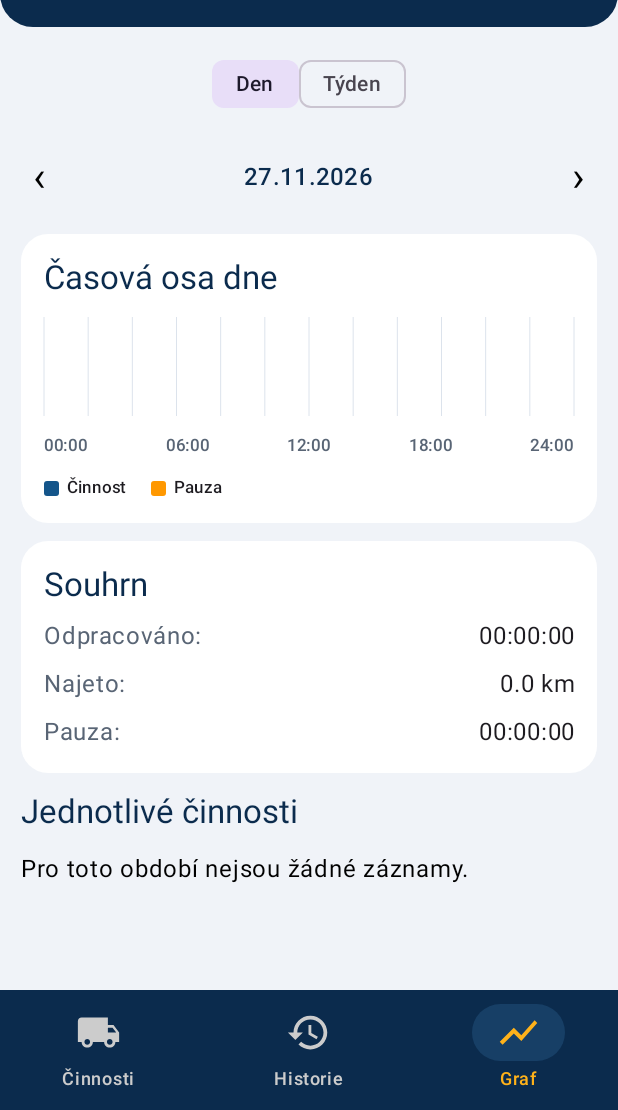
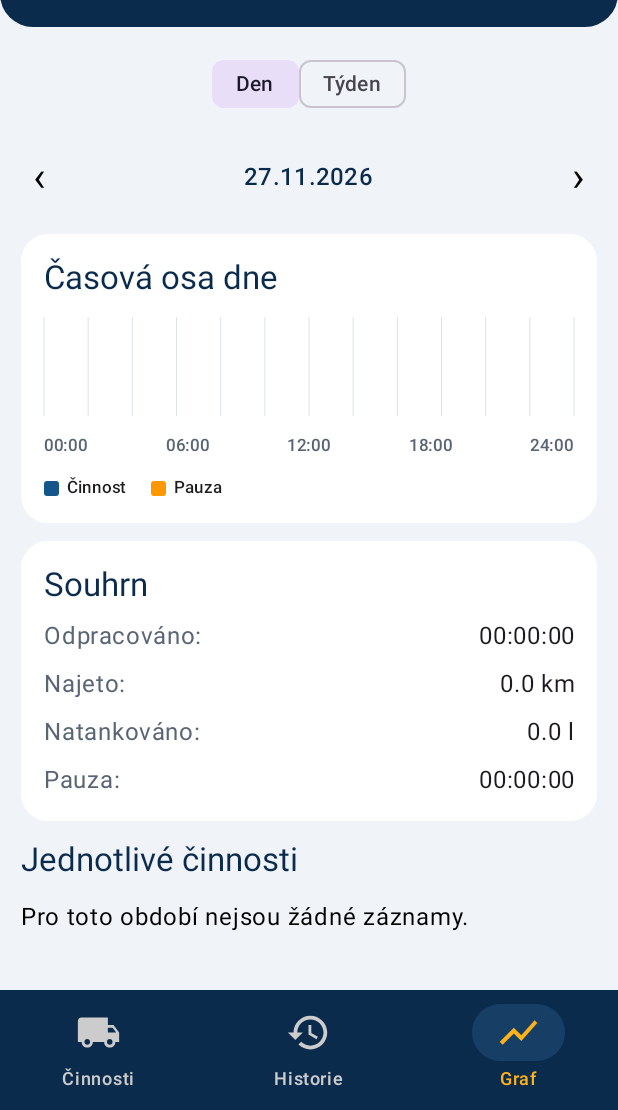
Before and after one commit to Santa36low/DOPRAVA, an Android app built with Jetpack Compose: the screen it shows after launch (MainActivity), item 3 of the bottom bar chosen, on a phone screen of 412 x 824 dp, the part 126-1236 px from its top. Run offline under Robolectric (Android 15) with nearby library versions, the phone set to English and light mode, and no system bars.

Commit message:
Show refueled liters in graph summary

```diff
--- a/app/src/main/java/cz/santa36low/doprava/MainActivity.kt
+++ b/app/src/main/java/cz/santa36low/doprava/MainActivity.kt
@@ -1004,6 +1004,7 @@ class MainActivity : ComponentActivity() {
                                 Text("Souhrn", style = MaterialTheme.typography.titleLarge, color = navy)
                                 InfoRow("Odpracováno", formatDuration(workMillis))
                                 InfoRow("Najeto", "%.1f km".format(Locale.getDefault(), distanceKm))
+                                InfoRow("Natankováno", "%.1f l".format(Locale.getDefault(), db.fuelLitersBetween(periodStart, periodEnd)))
                                 InfoRow("Pauza", formatDuration(pauseMillis))
                             }
                         }
```
